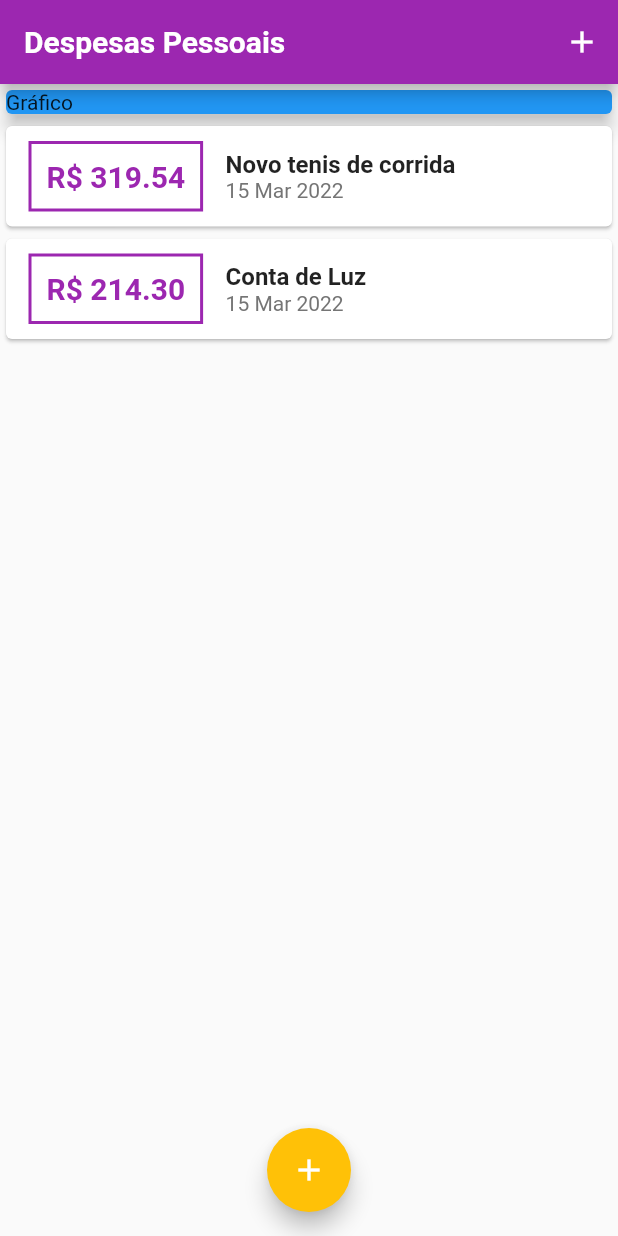
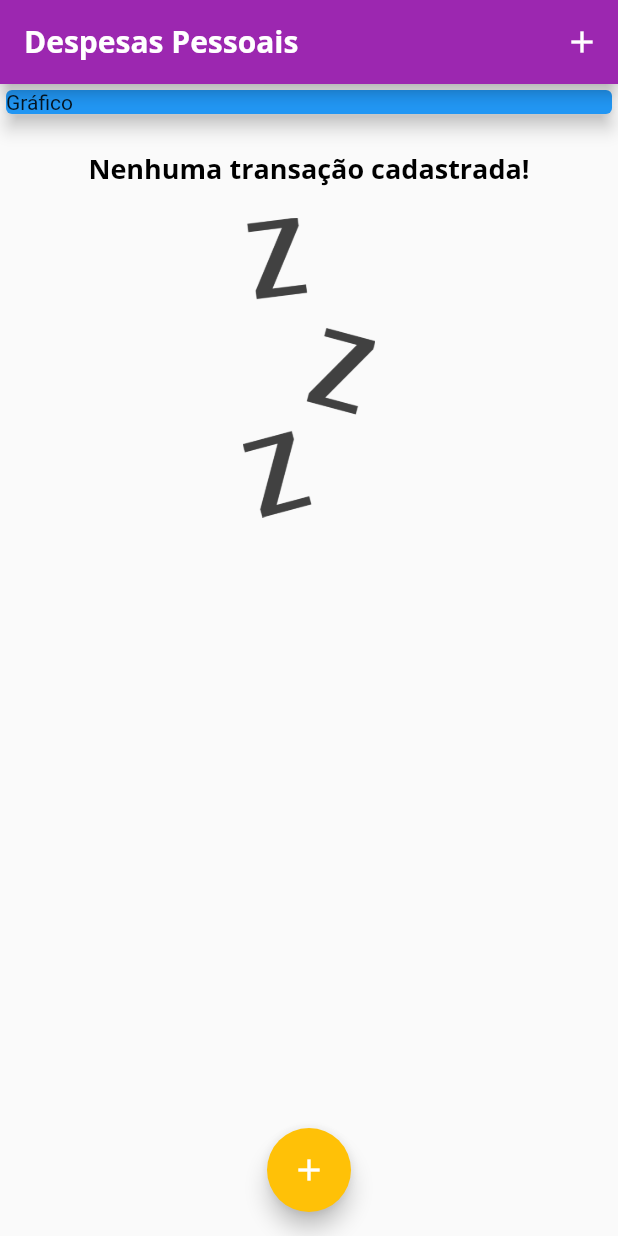
Before and after one commit to T-Roel/flutter-projects, a Flutter app: the screen it shows after launch, on a phone screen of 412 x 824 dp. Run offline on Flutter 3.47's test engine with Material 2 defaults, Android fonts, the phone set to English and light mode, and no system bars.

Commit message:
Inserindo fontes, imagens e iniciando chart widget

```diff
--- a/expenses_app/lib/components/transaction_list.dart
+++ b/expenses_app/lib/components/transaction_list.dart
@@ -1,4 +1,4 @@
-// ignore_for_file: use_key_in_widget_constructors, prefer_const_constructors_in_immutables, prefer_const_constructors, sized_box_for_whitespace
+// ignore_for_file: use_key_in_widget_constructors, prefer_const_constructors_in_immutables, prefer_const_constructors, sized_box_for_whitespace, prefer_const_literals_to_create_immutables, avoid_unnecessary_containers
 
 import 'package:flutter/material.dart';
 import '../models/transaction.dart';
@@ -13,7 +13,29 @@
   Widget build(BuildContext context) {
     return Container(
       height: 300,
-      child: ListView.builder(
+      child: transactions.isEmpty
+          ? Column(
+              children: [
+                SizedBox(
+                  height: 20,
+                ),
+                Text(
+                  'Nenhuma transação cadastrada!',
+                  style: Theme.of(context).textTheme.headline6,
+                ),
+                SizedBox(
+                  height: 20,
+                ),
+                Container(
+                  height: 200,
+                  child: Image.asset(
+                    'assets/images/waiting.png',
+                    fit: BoxFit.cover,
+                  ),
+                ),
+              ],
+            )
+          : ListView.builder(
               itemCount: transactions.length,
               itemBuilder: (ctx, index) {
                 final tr = transactions[index];
@@ -45,10 +67,7 @@
                         children: [
                           Text(
                             tr.title,
-                      style: TextStyle(
-                        fontSize: 16,
-                        fontWeight: FontWeight.bold,
-                      ),
+                            style: Theme.of(context).textTheme.headline6,
                           ),
                           Text(
                             DateFormat('d MMM y').format(tr.date),
--- a/expenses_app/lib/main.dart
+++ b/expenses_app/lib/main.dart
@@ -33,6 +33,7 @@
             fontFamily: 'OpenSans',
             fontSize: 20,
             fontWeight: FontWeight.bold,
+            color: Colors.white,
           ),
         ),
       ),
@@ -46,19 +47,19 @@
 }
 
 class _MyHomePageState extends State<MyHomePage> {
-  final _transactions = [
-    Transaction(
-      id: 't1',
-      title: 'Novo tenis de corrida',
-      value: 319.54,
-      date: DateTime.now(),
-    ),
-    Transaction(
-      id: 't2',
-      title: 'Conta de Luz',
-      value: 214.3,
-      date: DateTime.now(),
-    )
+  final List<Transaction> _transactions = [
+    //Transaction(
+    //  id: 't1',
+    //  title: 'Novo tenis de corrida',
+    //  value: 319.54,
+    //  date: DateTime.now(),
+    //),
+    //Transaction(
+    //  id: 't2',
+    //  title: 'Conta de Luz',
+    //  value: 214.3,
+    //  date: DateTime.now(),
+    //)
   ];
 
   _addTransaction(String title, double value) {
```
Also changed, not shown: expenses_app/lib/components/chart.dart (added, +49 -0 lines), expenses_app/pubspec.yaml (+13 -8 lines), expenses_app/assets/fonts/OpenSans-Bold.ttf (added), expenses_app/assets/fonts/OpenSans-Regular.ttf (added), expenses_app/assets/fonts/Quicksand-Bold.ttf (added), expenses_app/assets/fonts/Quicksand-Light.ttf (added), expenses_app/assets/fonts/Quicksand-Medium.ttf (added), expenses_app/assets/fonts/Quicksand-Regular.ttf (added), expenses_app/assets/images/waiting.png (added). Lines whose indentation alone changed are shown as unchanged.
